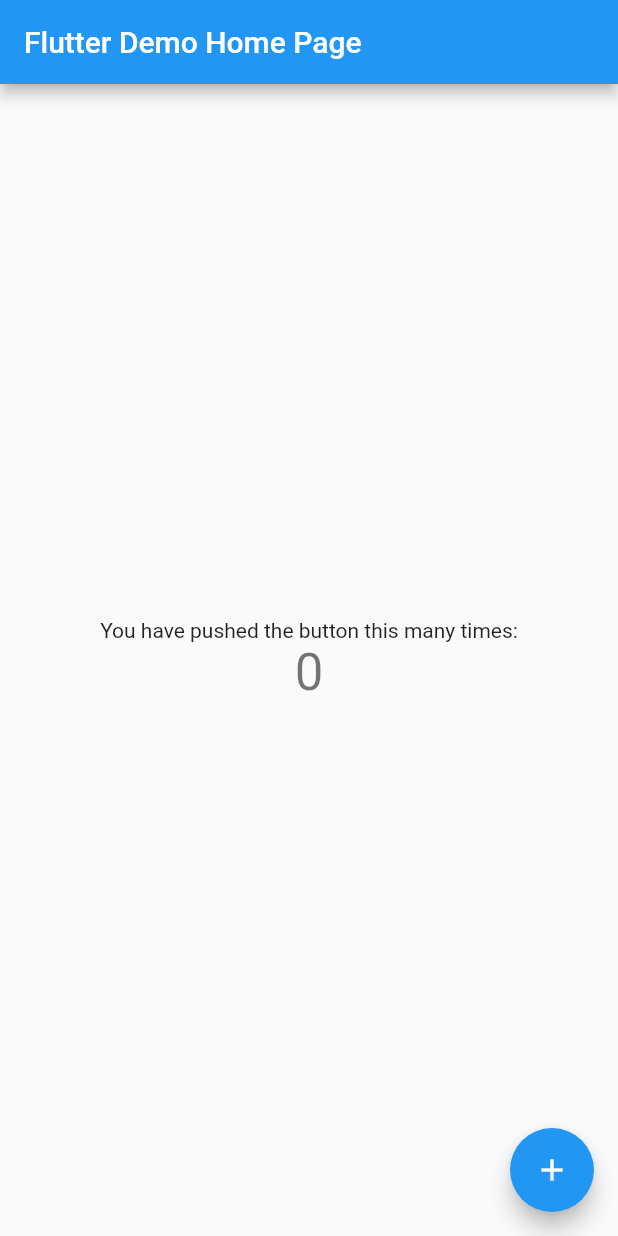
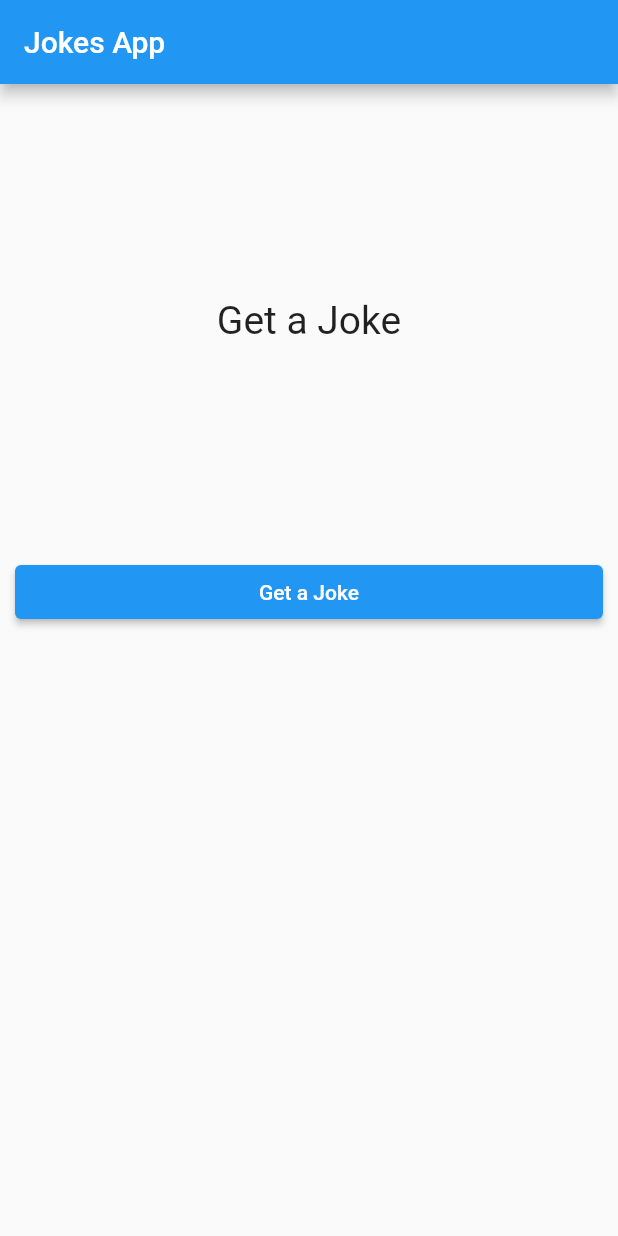
Before and after one commit to kreeztoph/memegenerator, a Flutter app: the screen it shows after launch, on a phone screen of 412 x 824 dp. Run offline on Flutter 3.47's test engine with Material 2 defaults, Android fonts, the phone set to English and light mode, and no system bars; our stand-ins replace bloc, dartz, equatable, flutter_bloc, get_it, shared_preferences; missing offline and left inert: cross_connectivity.

Commit message:
Working on white screen issue

```diff
--- a/lib/features/jokes/data/repositories/jokes_repository_impl.dart
+++ b/lib/features/jokes/data/repositories/jokes_repository_impl.dart
@@ -28,10 +28,10 @@
     });
   }
 
-  Future<Either<Failure, Jokes>> _getJokes(_JokesPicking getjokes) async {
+  Future<Either<Failure, Jokes>> _getJokes(_JokesPicking gettingjokes) async {
     if (await networkInfo.isDeviceConnected) {
       try {
-        final remotejoke = await getjokes();
+        final remotejoke = await gettingjokes();
         localDataSources.cacheJoke;
         return Right(remotejoke);
       } on ServerException {
--- a/lib/features/jokes/domain/usecases/get_jokes.dart
+++ b/lib/features/jokes/domain/usecases/get_jokes.dart
@@ -1,8 +1,9 @@
-import 'package:memegenerator/features/core/error/failure.dart';
 import 'package:dartz/dartz.dart';
-import 'package:memegenerator/features/core/usecases/usecase.dart';
-import 'package:memegenerator/features/jokes/domain/entities/jokes.dart';
-import 'package:memegenerator/features/jokes/domain/repositories/jokes_repository.dart';
+
+import '../../../core/error/failure.dart';
+import '../../../core/usecases/usecase.dart';
+import '../entities/jokes.dart';
+import '../repositories/jokes_repository.dart';
 
 class GetJokes implements UseCase<Jokes, NoInput> {
   final JokesRepository repository;
@@ -10,7 +11,7 @@
   GetJokes(this.repository);
 
   @override
-  Future<Either<Failure, Jokes>> call(params) {
-    throw UnimplementedError();
+  Future<Either<Failure, Jokes>> call(NoInput params) async {
+    return await repository.getJokes();
   }
 }
--- /dev/null
+++ b/lib/features/jokes/presentation/pages/jokes_page.dart
@@ -0,0 +1,88 @@
+// ignore_for_file: prefer_const_constructors
+import 'package:flutter/material.dart';
+import 'package:flutter_bloc/flutter_bloc.dart';
+import 'package:memegenerator/features/jokes/presentation/cubit/jokes_cubit.dart';
+import 'package:memegenerator/features/jokes/presentation/widgets/widgets.dart';
+
+import '../../../../injection_container.dart';
+import '../widgets/loading_circle.dart';
+import '../widgets/message_display.dart';
+
+class JokesPage extends StatelessWidget {
+  const JokesPage({Key? key}) : super(key: key);
+
+  @override
+  Widget build(BuildContext context) {
+    return Scaffold(
+      appBar: AppBar(
+        title: const Text('Jokes App'),
+      ),
+      body: buildBody(),
+    );
+  }
+
+  BlocProvider<JokesCubit> buildBody() {
+    return BlocProvider(
+        create: (_) => sl<JokesCubit>(),
+        child: Center(
+            child: Padding(
+          padding: const EdgeInsets.all(10),
+          child: Column(children: [
+            const SizedBox(
+              height: 10,
+            ),
+            BlocBuilder<JokesCubit, JokesState>(
+              builder: (context, state) {
+                if (state is JokesInitial) {
+                  return MessageDisplay(
+                    message: 'Get a Joke',
+                  );
+                } else if (state is JokesLoading) {
+                  return LoadingCircle();
+                } else if (state is JokesLoaded) {
+                  return JokesDisplay(jokes: state.jokes);
+                } else if (state is Error) {
+                  return MessageDisplay(message: state.message);
+                } else {
+                  return MessageDisplay(message: 'Get a Joke');
+                }
+              },
+            ),
+            SizedBox(
+              height: 20,
+            ),
+            JokesControl(),
+          ]),
+        )));
+  }
+}
+
+class JokesControl extends StatefulWidget {
+  const JokesControl({
+    Key? key,
+  }) : super(key: key);
+
+  @override
+  State<JokesControl> createState() => _JokesControlState();
+}
+
+class _JokesControlState extends State<JokesControl> {
+  @override
+  Widget build(BuildContext context) {
+    return Column(
+      children: [
+        Row(
+          children: [
+            Expanded(
+                child: ElevatedButton(
+                    onPressed: () {}, child: Text('Get a Joke'))),
+          ],
+        )
+      ],
+    );
+  }
+}
+
+// void dispatchJokes(BuildContext context) {
+//   BlocProvider.of<JokesCubit>(context).
+// }
--- /dev/null
+++ b/lib/features/jokes/presentation/widgets/message_display.dart
@@ -0,0 +1,26 @@
+import 'package:flutter/material.dart';
+
+class MessageDisplay extends StatelessWidget {
+  final String message;
+
+  const MessageDisplay({
+    Key? key,
+    required this.message,
+  }) : super(key: key);
+
+  @override
+  Widget build(BuildContext context) {
+    return Container(
+      height: MediaQuery.of(context).size.height / 3,
+      child: Center(
+        child: SingleChildScrollView(
+          child: Text(
+            message,
+            style: TextStyle(fontSize: 26),
+            textAlign: TextAlign.center,
+          ),
+        ),
+      ),
+    );
+  }
+}
--- /dev/null
+++ b/lib/features/jokes/presentation/widgets/widgets.dart
@@ -0,0 +1,5 @@
+// barrel file
+
+export 'loading_circle.dart';
+export 'message_display.dart';
+export 'jokes_display.dart';
--- a/lib/main.dart
+++ b/lib/main.dart
@@ -1,115 +1,28 @@
 import 'package:flutter/material.dart';
+import 'package:memegenerator/features/jokes/presentation/pages/jokes_page.dart';
+import 'injection_container.dart' as di;
 
-void main() {
-  runApp(const MyApp());
+Future<void> main() async {
+  await di.init();
+  runApp(MyApp());
 }
 
 class MyApp extends StatelessWidget {
   const MyApp({Key? key}) : super(key: key);
 
-  // This widget is the root of your application.
+  // const MyApp({Key? key}) : super(key: key);
+
   @override
   Widget build(BuildContext context) {
     return MaterialApp(
-      title: 'Flutter Demo',
+      title: 'Jokes App',
       theme: ThemeData(
-        // This is the theme of your application.
-        //
-        // Try running your application with "flutter run". You'll see the
-        // application has a blue toolbar. Then, without quitting the app, try
-        // changing the primarySwatch below to Colors.green and then invoke
-        // "hot reload" (press "r" in the console where you ran "flutter run",
-        // or simply save your changes to "hot reload" in a Flutter IDE).
-        // Notice that the counter didn't reset back to zero; the application
-        // is not restarted.
-        primarySwatch: Colors.blue,
+        primaryColor: Colors.blue.shade800,
+        // accentColor: Colors.blue.shade500,
+        colorScheme:
+            ColorScheme.fromSwatch().copyWith(secondary: Colors.blue.shade500),
       ),
-      home: const MyHomePage(title: 'Flutter Demo Home Page'),
+      home: JokesPage(),
     );
   }
 }
-
-class MyHomePage extends StatefulWidget {
-  const MyHomePage({Key? key, required this.title}) : super(key: key);
-
-  // This widget is the home page of your application. It is stateful, meaning
-  // that it has a State object (defined below) that contains fields that affect
-  // how it looks.
-
-  // This class is the configuration for the state. It holds the values (in this
-  // case the title) provided by the parent (in this case the App widget) and
-  // used by the build method of the State. Fields in a Widget subclass are
-  // always marked "final".
-
-  final String title;
-
-  @override
-  State<MyHomePage> createState() => _MyHomePageState();
-}
-
-class _MyHomePageState extends State<MyHomePage> {
-  int _counter = 0;
-
-  void _incrementCounter() {
-    setState(() {
-      // This call to setState tells the Flutter framework that something has
-      // changed in this State, which causes it to rerun the build method below
-      // so that the display can reflect the updated values. If we changed
-      // _counter without calling setState(), then the build method would not be
-      // called again, and so nothing would appear to happen.
-      _counter++;
-    });
-  }
-
-  @override
-  Widget build(BuildContext context) {
-    // This method is rerun every time setState is called, for instance as done
-    // by the _incrementCounter method above.
-    //
-    // The Flutter framework has been optimized to make rerunning build methods
-    // fast, so that you can just rebuild anything that needs updating rather
-    // than having to individually change instances of widgets.
-    return Scaffold(
-      appBar: AppBar(
-        // Here we take the value from the MyHomePage object that was created by
-        // the App.build method, and use it to set our appbar title.
-        title: Text(widget.title),
-      ),
-      body: Center(
-        // Center is a layout widget. It takes a single child and positions it
-        // in the middle of the parent.
-        child: Column(
-          // Column is also a layout widget. It takes a list of children and
-          // arranges them vertically. By default, it sizes itself to fit its
-          // children horizontally, and tries to be as tall as its parent.
-          //
-          // Invoke "debug painting" (press "p" in the console, choose the
-          // "Toggle Debug Paint" action from the Flutter Inspector in Android
-          // Studio, or the "Toggle Debug Paint" command in Visual Studio Code)
-          // to see the wireframe for each widget.
-          //
-          // Column has various properties to control how it sizes itself and
-          // how it positions its children. Here we use mainAxisAlignment to
-          // center the children vertically; the main axis here is the vertical
-          // axis because Columns are vertical (the cross axis would be
-          // horizontal).
-          mainAxisAlignment: MainAxisAlignment.center,
-          children: <Widget>[
-            const Text(
-              'You have pushed the button this many times:',
-            ),
-            Text(
-              '$_counter',
-              style: Theme.of(context).textTheme.headline4,
-            ),
-          ],
-        ),
-      ),
-      floatingActionButton: FloatingActionButton(
-        onPressed: _incrementCounter,
-        tooltip: 'Increment',
-        child: const Icon(Icons.add),
-      ), // This trailing comma makes auto-formatting nicer for build methods.
-    );
-  }
-}
```
Also changed, not shown: lib/features/jokes/presentation/widgets/jokes_display.dart (added, +38 -0 lines), lib/features/jokes/presentation/widgets/loading_circle.dart (added, +19 -0 lines), 1 other file.
